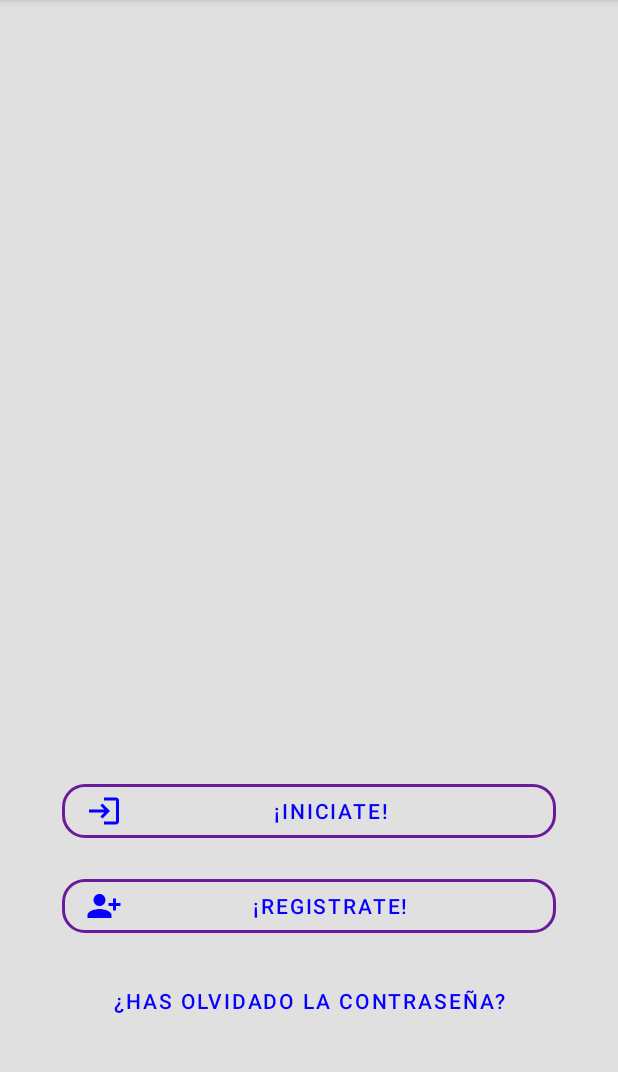
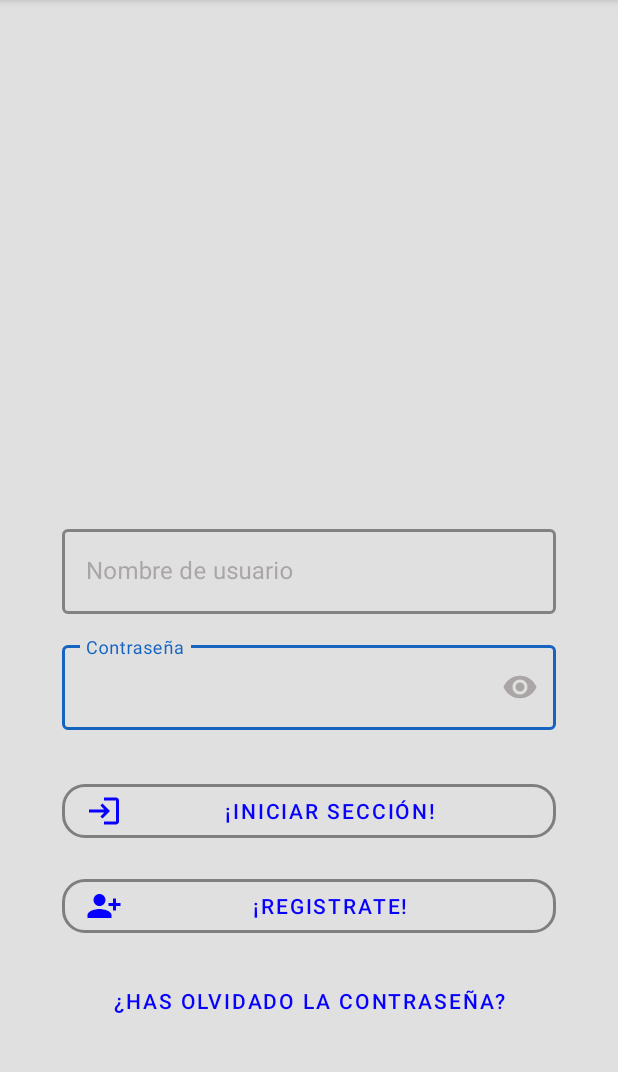
Before and after one commit to jjmorleo/Codigo-Colores, an Android app: the screen it shows after launch (MainActivity), on a phone screen of 412 x 824 dp, the part 84-1156 px from its top. Run offline under Robolectric (Android 15) with nearby library versions, the phone set to English and light mode, and no system bars.

Commit message:
Añadir dependencias

```diff
--- a/Plantilla/app/build.gradle
+++ b/Plantilla/app/build.gradle
@@ -42,4 +42,5 @@ dependencies {
     testImplementation 'junit:junit:4.+'
     androidTestImplementation 'androidx.test.ext:junit:1.1.2'
     androidTestImplementation 'androidx.test.espresso:espresso-core:3.3.0'
+    implementation 'de.hdodenhof:circleimageview:3.1.0'
 }
--- a/Plantilla/app/src/main/res/layout/activity_main.xml
+++ b/Plantilla/app/src/main/res/layout/activity_main.xml
@@ -61,13 +61,59 @@
         app:layout_constraintBottom_toTopOf="@+id/main_registrate"
         app:layout_constraintEnd_toStartOf="@+id/main_Vguide90"
         app:layout_constraintStart_toEndOf="@id/main_Vguide10"
-        android:text="¡Iniciate!"
+        android:text="¡Iniciar Sección!"
         app:cornerRadius="15dp"
         app:icon="@drawable/ic_baseline_login_24"
         style="@style/Widget.MaterialComponents.Button.OutlinedButton"
         app:strokeColor="@color/color_surface"
         app:strokeWidth="2dp"/>
 
+    <com.google.android.material.textfield.TextInputLayout
+        android:id="@+id/main_introducir_contraseña"
+        style="@style/Widget.MaterialComponents.TextInputLayout.OutlinedBox"
+        android:layout_marginBottom="30dp"
+        android:layout_width="0dp"
+        android:layout_height="wrap_content"
+        app:layout_constraintBottom_toTopOf="@+id/main_iniciar_seccion"
+        app:layout_constraintEnd_toStartOf="@id/main_Vguide90"
+        app:layout_constraintStart_toEndOf="@id/main_Vguide10"
+        android:hint="Contraseña"
+        app:endIconMode="password_toggle"
+        app:boxStrokeColor="@color/color_secundary"
+        app:boxStrokeWidth="2dp"
+        app:cornerRadius="15dp"
+        app:hintTextColor="@color/color_secundary"
+        >
+       <com.google.android.material.textfield.TextInputEditText
+           android:layout_width="match_parent"
+           android:layout_height="match_parent"
+           android:inputType="textPassword"/>
+    </com.google.android.material.textfield.TextInputLayout>
+
+    <com.google.android.material.textfield.TextInputLayout
+        android:id="@+id/main_introducir_usuario"
+        style="@style/Widget.MaterialComponents.TextInputLayout.OutlinedBox"
+        android:layout_width="0dp"
+        android:layout_height="wrap_content"
+        android:layout_marginBottom="15dp"
+        android:hint="Nombre de usuario"
+        app:boxStrokeColor="@color/color_secundary"
+        app:boxStrokeWidth="2dp"
+        app:cornerRadius="15dp"
+        app:endIconMode="clear_text"
+        app:hintTextColor="@color/color_secundary"
+        app:layout_constraintBottom_toTopOf="@+id/main_introducir_contraseña"
+        app:layout_constraintEnd_toStartOf="@id/main_Vguide90"
+        app:layout_constraintStart_toEndOf="@id/main_Vguide10">
+
+       <com.google.android.material.textfield.TextInputEditText
+          android:layout_width="match_parent"
+          android:layout_height="match_parent"
+          android:inputType="textEmailAddress"
+           />
+    </com.google.android.material.textfield.TextInputLayout>
+
+
 
 
 
--- a/Plantilla/app/src/main/res/values/colors.xml
+++ b/Plantilla/app/src/main/res/values/colors.xml
@@ -10,13 +10,13 @@
     <color name="color_secundary_variant">#003c8f</color>
 
     <color name="color_background">#e0e0e0</color>
-    <color name="color_surface">#6a1b9a</color>
+    <color name="color_surface">#DA70706E</color>
     <color name="color_error">#d50000</color>
 
     <color name="color_on_primary">@color/black</color>
     <color name="color_on_secundary">@color/white</color>
     <color name="color_on_background">@color/black</color>
-    <color name="color_on_surface">@color/white</color>
+    <color name="color_on_surface">#877F7F</color>
     <color name="color_on_error">@color/white</color>
 
 
```
